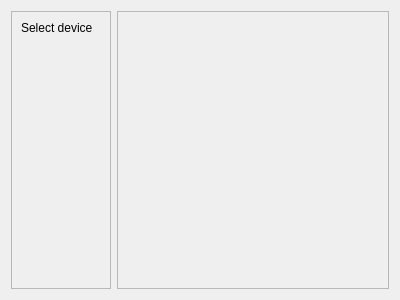
This is CaX/widget/devicelistwindow.ui in fsest4u/CaX_03 as Qt 5 draws it before an edit. The edited form follows.
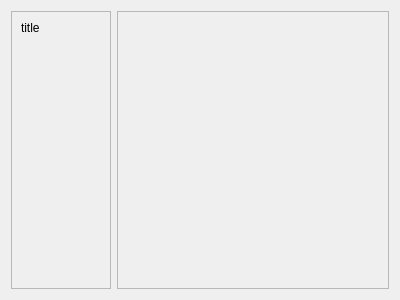
This is the edited form.

Diff of the .ui file:
```diff
--- a/CaX/widget/devicelistwindow.ui
+++ b/CaX/widget/devicelistwindow.ui
@@ -38,7 +38,7 @@
       <item row="0" column="0">
        <widget class="QLabel" name="label">
         <property name="text">
-         <string>Select device</string>
+         <string>title</string>
         </property>
        </widget>
       </item>
```
Left out of the diff: 2 changed lines with no effect on the pictures.
